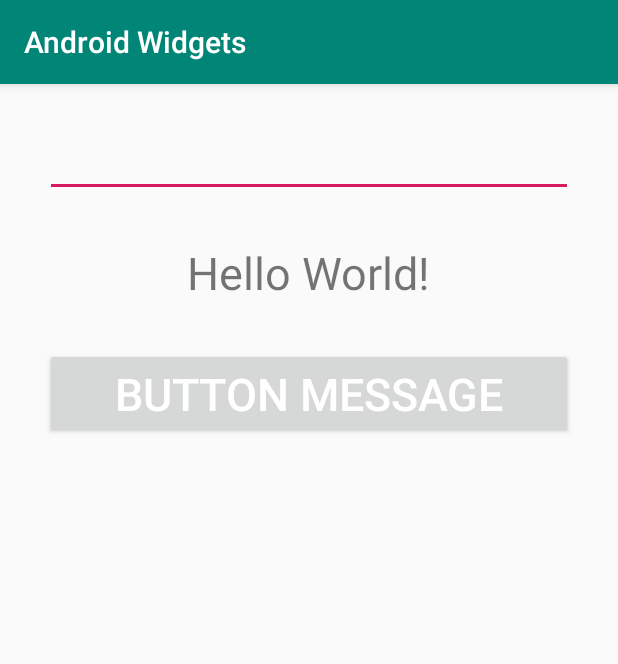
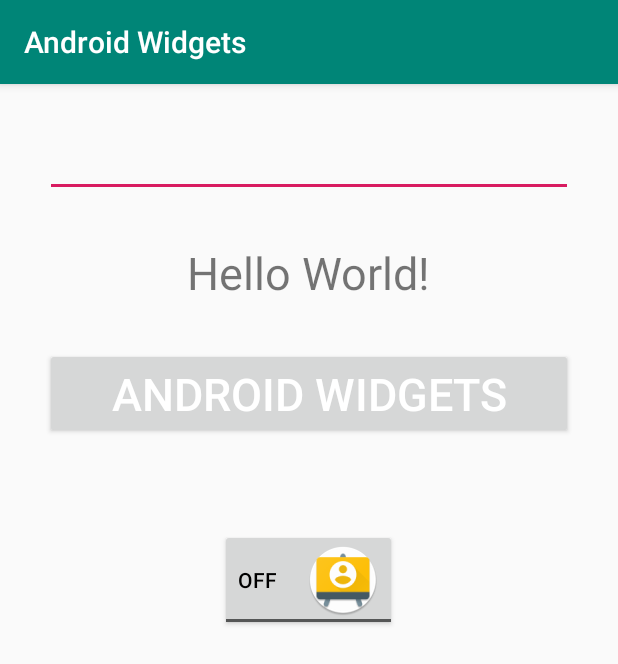
Before and after one commit to gurkay/AndroidWidgets, an Android app: the screen it shows after launch (MainActivity), on a phone screen of 412 x 824 dp. Shown: the top 664 px of the screen. Run offline under Robolectric (Android 15) with nearby library versions, the phone set to English and light mode, and no system bars.

```diff
--- a/app/src/main/java/com/test/androidwidgets/MainActivity.java
+++ b/app/src/main/java/com/test/androidwidgets/MainActivity.java
@@ -10,6 +10,7 @@ import android.widget.Button;
 import android.widget.EditText;
 import android.widget.TextView;
 import android.widget.Toast;
+import android.widget.ToggleButton;
 
 public class MainActivity extends AppCompatActivity {
 
@@ -22,6 +23,7 @@ public class MainActivity extends AppCompatActivity {
     TextView idTxt;
     EditText editTxtWriting;
     Button  btnMessage;
+    ToggleButton toggleButton;
 
 
     @Override
@@ -97,5 +99,24 @@ public class MainActivity extends AppCompatActivity {
                 toastBotton.show();
             }
         });
+
+        ///////////////////////////////////////////////////////////////
+        //
+        // Toggle Button widget
+        //
+        ///////////////////////////////////////////////////////////////
+
+        toggleButton = findViewById(R.id.toggleButton);
+
+        toggleButton.setOnClickListener(new View.OnClickListener() {
+            @Override
+            public void onClick(View v) {
+                if (toggleButton.isChecked()){
+                    Toast.makeText(getApplicationContext(), "Toggle Button : " + toggleButton.getText().toString(), Toast.LENGTH_SHORT).show();
+                } else {
+                    Toast.makeText(getApplicationContext(), "Toggle Button : " + toggleButton.getText().toString(), Toast.LENGTH_SHORT).show();
+                }
+            }
+        });
     }
 }
--- a/app/src/main/res/layout/activity_main.xml
+++ b/app/src/main/res/layout/activity_main.xml
@@ -26,8 +26,19 @@
         android:layout_height="wrap_content"
         android:id="@+id/btnMessage"
         android:layout_margin="30sp"
-        android:text="Button Message"
+        android:text="@string/app_name"
         android:textColor="#FFFFFF"
         android:textSize="30sp"/>
 
+    <ToggleButton
+        android:id="@+id/toggleButton"
+        android:layout_width="wrap_content"
+        android:layout_height="wrap_content"
+        android:layout_margin="30dp"
+        android:layout_gravity="center_horizontal"
+        android:checked="false"
+        android:drawablePadding="20dp"
+        android:drawableRight="@mipmap/ic_launcher_test"
+        android:textColor="#000"/>
+
 </LinearLayout>
```
Also changed, not shown: app/src/main/ic_launcher_test-web.png (added), app/src/main/res/mipmap-hdpi/ic_launcher_test.png (added), app/src/main/res/mipmap-mdpi/ic_launcher_test.png (added), app/src/main/res/mipmap-xhdpi/ic_launcher_test.png (added), app/src/main/res/mipmap-xxhdpi/ic_launcher_test.png (added), app/src/main/res/mipmap-xxxhdpi/ic_launcher_test.png (added).
